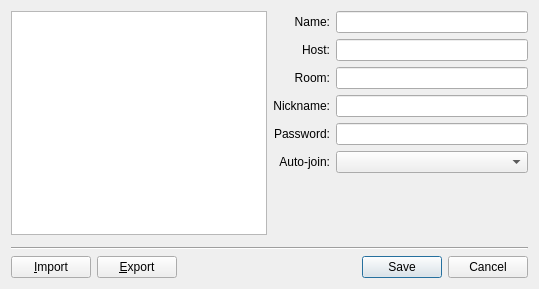
The window that src/bookmarkmanage.ui (psi-im/psi) describes before a commit, drawn with Qt 5.
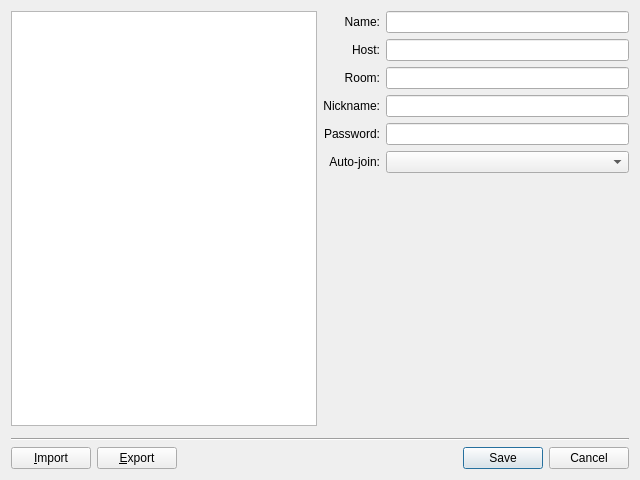
The same window after the commit.

```diff
--- a/src/bookmarkmanage.ui
+++ b/src/bookmarkmanage.ui
@@ -6,8 +6,8 @@
    <rect>
     <x>0</x>
     <y>0</y>
-    <width>539</width>
-    <height>289</height>
+    <width>640</width>
+    <height>480</height>
    </rect>
   </property>
   <property name="windowTitle">
```
